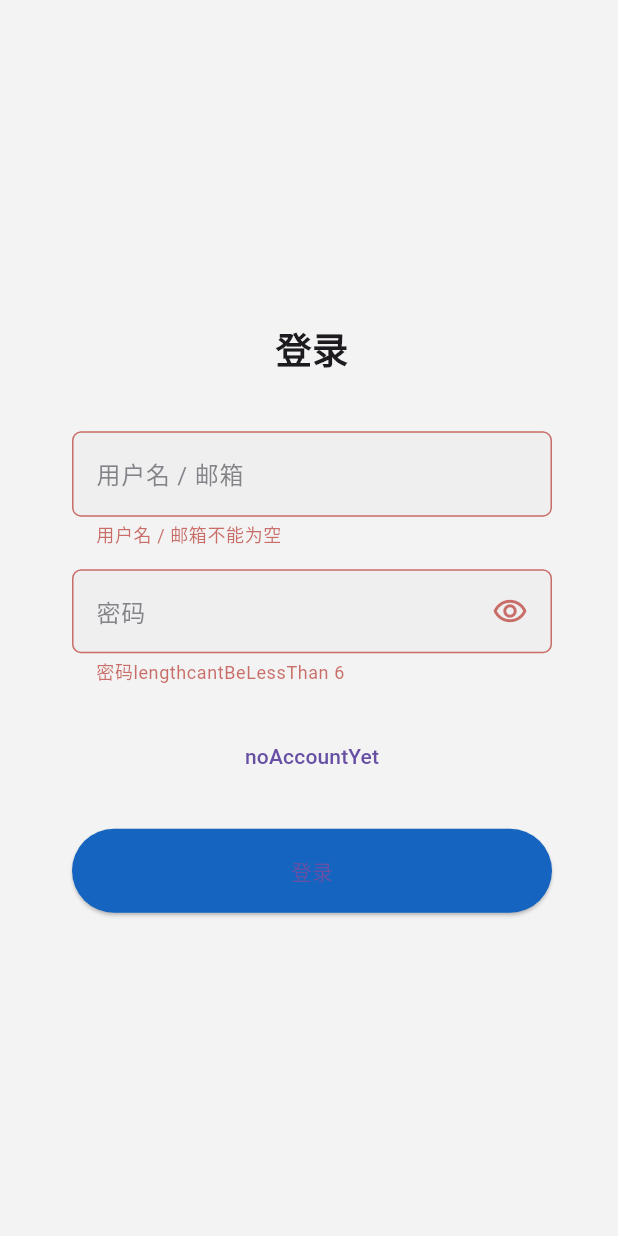
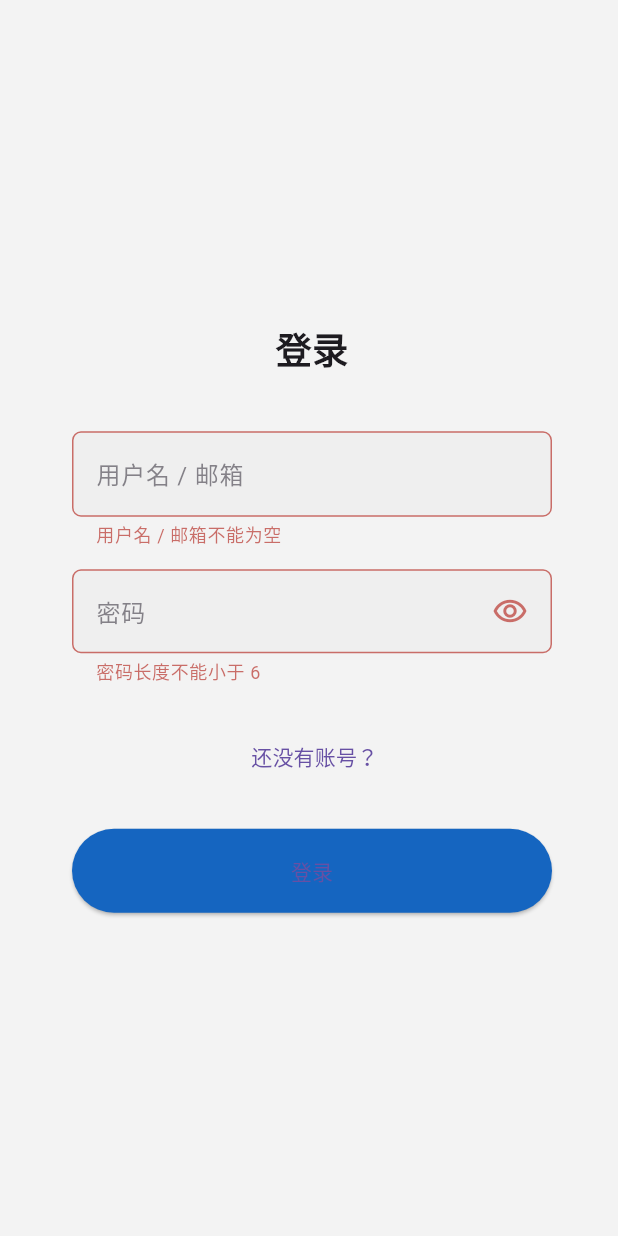
Before and after one commit to KiriRainCat/Adorable-Star-Software, a Flutter app: the screen it shows after launch, after a tap on "登录", on a phone screen of 412 x 824 dp. Run offline on Flutter 3.47's test engine with Material 3 defaults, Android fonts, the phone set to English and light mode, and no system bars; our stand-ins replace dio, get, isar, shared_preferences; missing offline and left inert: system_tray, window_manager, windows_single_instance; accounts and stored records are empty; generated files the repository leaves out were written again; network calls fail; Roboto replaces fonts that are missing (SourceHanSansSC); statements that could not run were skipped.

Commit message:
✨ feat: 漏掉的语言文件

```diff
--- a/lib/i18n/zh_Hans.dart
+++ b/lib/i18n/zh_Hans.dart
@@ -1,5 +1,7 @@
 const Map<String, String> zh_Hans = {
   ..._words,
+  ..._phrases,
+  ..._segments,
 };
 
 const Map<String, String> _words = {
@@ -8,4 +10,21 @@ const Map<String, String> _words = {
   "username": "用户名",
   "email": "邮箱",
   "password": "密码",
+  "register": "注册",
+  "validationCode": "验证码",
+  "length": "长度",
+  "send": "发送"
 };
+
+const Map<String, String> _phrases = {
+  "noAccountYet": " 还没有账号？",
+  "alreadyHasAccount": "已经有账号了？",
+  "passwordDoesNotMatch": "密码不匹配",
+  "emailInvalid": "邮箱格式错误",
+};
+
+const Map<String, String> _segments = {
+  "cantBeEmpty": "不能为空",
+  "cantBeLessThan": "不能小于",
+  "mustEqualTo": "必须等于",
+};
```
